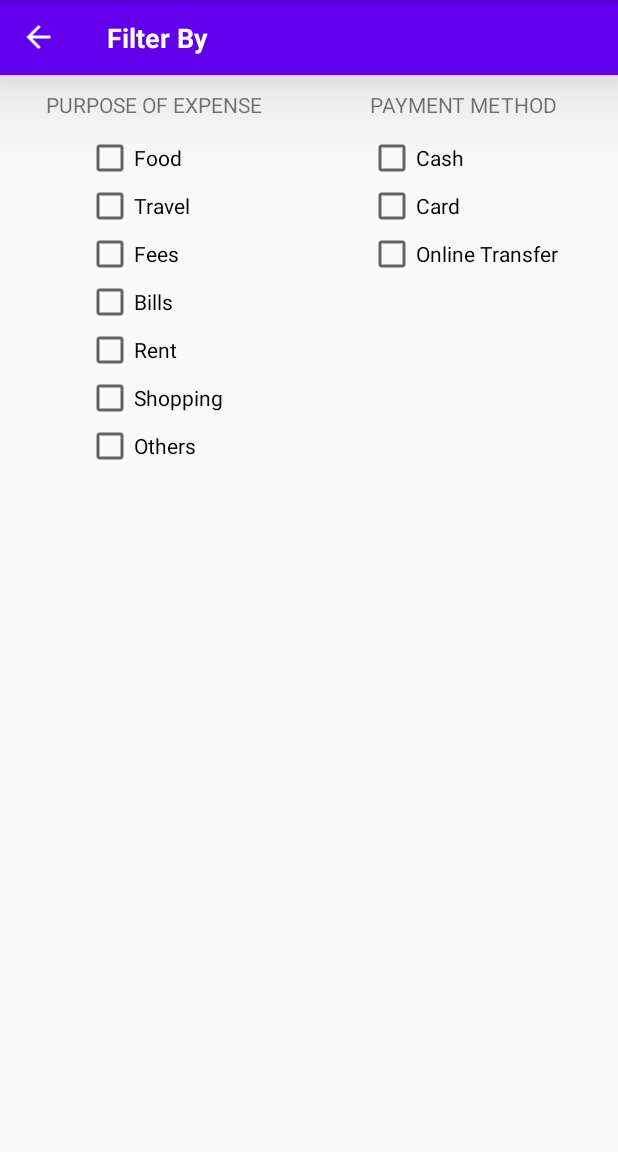
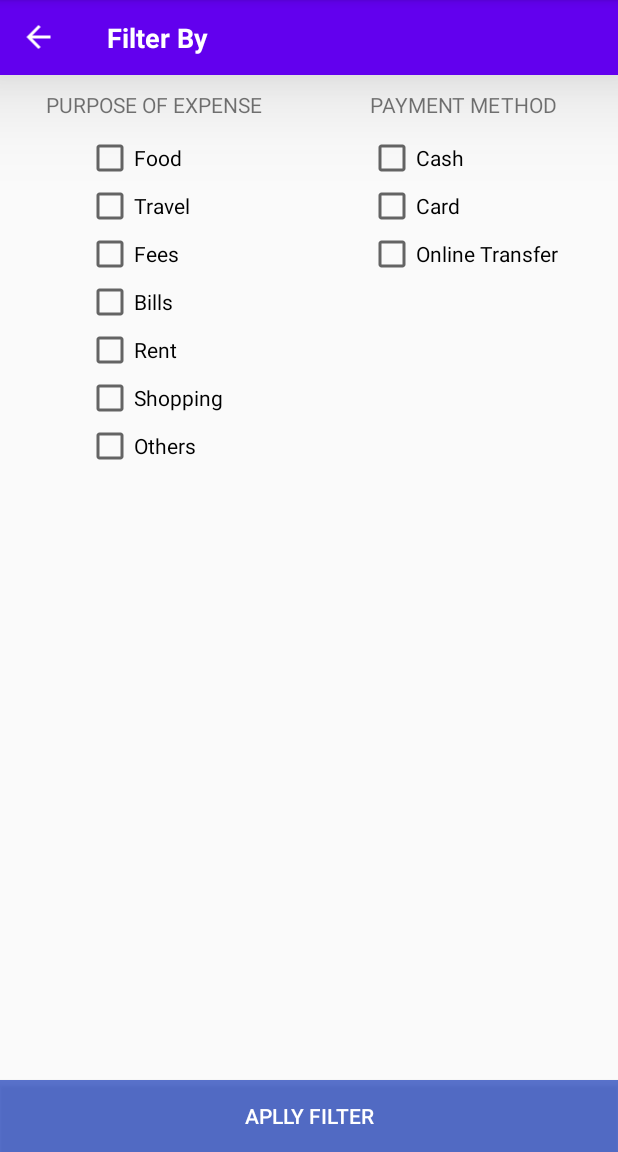
Before and after one commit to DBSE-teaching/isee2019-TeamMachine, an Android app: the SortExpbyCat screen opened directly, with no data from a screen before it, on a phone screen of 412 x 824 dp, the part 84-1236 px from its top. Run offline under Robolectric (Android 15) with nearby library versions, the phone set to English and light mode, and no system bars.

```diff
--- a/app/src/main/res/layout/activity_sort_expby_cat.xml
+++ b/app/src/main/res/layout/activity_sort_expby_cat.xml
@@ -56,11 +56,13 @@
             <CheckBox
                 android:layout_width="wrap_content"
                 android:layout_height="wrap_content"
-                android:text="Food"/>
+                android:text="Food"
+                android:id="@+id/food"/>
             <CheckBox
                 android:layout_width="wrap_content"
                 android:layout_height="wrap_content"
-                android:text="Travel"/>
+                android:text="Travel"
+                android:id="@+id/travel"/>
             <CheckBox
                 android:layout_width="wrap_content"
                 android:layout_height="wrap_content"
@@ -116,4 +118,13 @@
         </LinearLayout>
     </LinearLayout>
 
+    <Button
+        android:layout_width="match_parent"
+        android:layout_height="wrap_content"
+        android:layout_alignParentBottom="true"
+        android:layout_weight="1"
+        android:text="APLLY FILTER"
+        android:textColor="#FFFF"
+        android:background="@color/colorAccent"/>
+
 </RelativeLayout>
--- a/app/src/main/res/values/colors.xml
+++ b/app/src/main/res/values/colors.xml
@@ -2,5 +2,5 @@
 <resources>
     <color name="colorPrimary">#3F51B5</color>
     <color name="colorPrimaryDark">#263179</color>
-    <color name="colorAccent">#3F51B5</color>
+    <color name="colorAccent">#C92F4FC0</color>
 </resources>
```
Also changed, not shown: app/src/main/res/layout/activity_sort_incby_cat.xml (+9 -0 lines).
